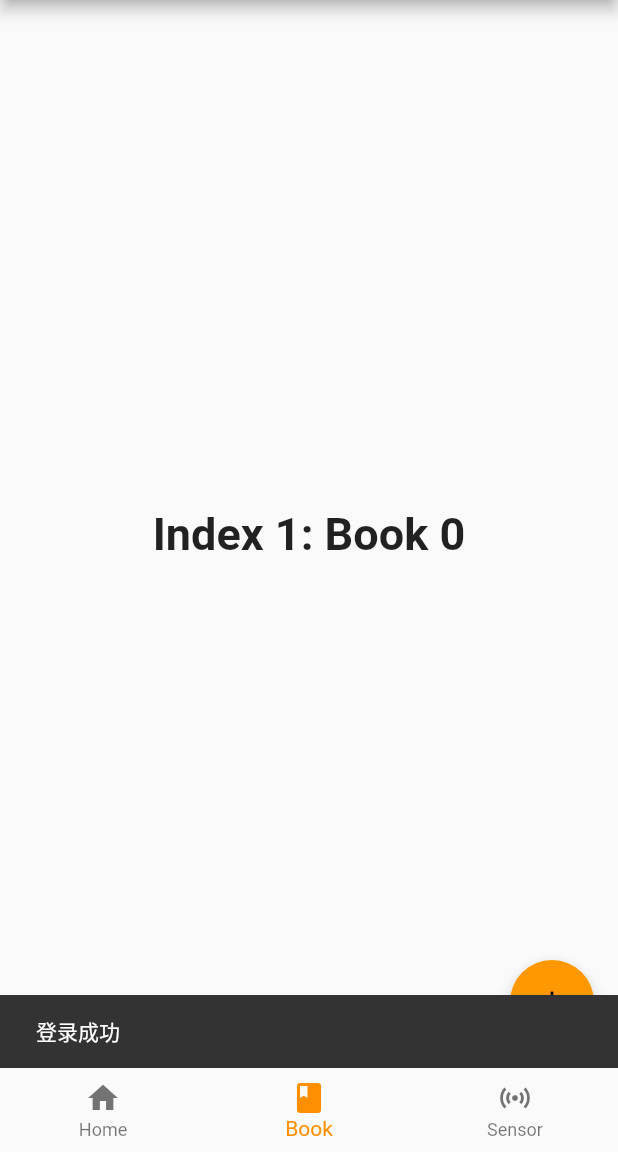
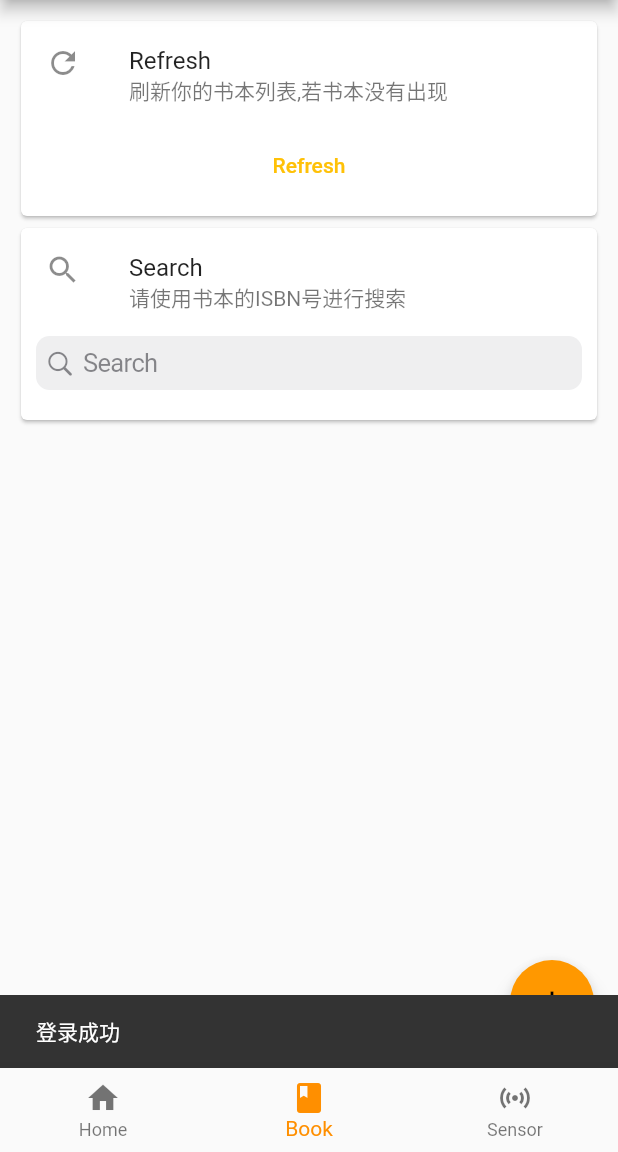
Before and after one commit to Wh0rigin/GraduationProject-Android, a Flutter app: the NavFrame screen opened directly with empty values, item 2 of the bottom bar chosen, on a phone screen of 412 x 824 dp, the part 84-1236 px from its top. Run offline on Flutter 3.47's test engine with Material 2 defaults, Android fonts, the phone set to English and light mode, and no system bars; our stand-ins replace dio, flutter_login, get, yaml.

Commit message:
book page init

```diff
--- a/lib/api/AuthApi.dart
+++ b/lib/api/AuthApi.dart
@@ -26,7 +26,8 @@ class AuthApi {
       'telephone': telephone,
       'password': password,
     });
-    print("Post->http://${Configs.host}:${Configs.port}/api/auth/register");
+    debugPrint(
+        "Post->http://${Configs.host}:${Configs.port}/api/auth/register");
     response = await Dio().post(
         'http://${Configs.host}:${Configs.port}/api/auth/register',
         data: formData);
--- /dev/null
+++ b/lib/api/BookApi.dart
@@ -0,0 +1,20 @@
+import 'package:flutter/material.dart';
+import 'package:dio/dio.dart';
+
+import '../config/Configs.dart';
+
+class BookApi {
+  static Future<Response> getBookByIsbn(String isbn, String token) async {
+    debugPrint(
+        "Get->http://${Configs.host}:${Configs.port}/api/book/select/isbn/$isbn");
+    Response response;
+    response = await Dio().get(
+        "http://${Configs.host}:${Configs.port}/api/book/select/isbn/$isbn",
+        options: Options(headers: {
+          'Content-Type': 'application/json',
+          'Accept': 'application/json',
+          'Authorization': 'Bearer $token',
+        }));
+    return response;
+  }
+}
--- /dev/null
+++ b/lib/components/BookSearchCard.dart
@@ -0,0 +1,49 @@
+import 'package:flutter/cupertino.dart';
+import 'package:flutter/material.dart';
+
+import '../api/BookApi.dart';
+
+class BookSearchCard extends StatefulWidget {
+  const BookSearchCard(
+      {super.key, required this.fieldValue, required this.token});
+  final ValueChanged<String> fieldValue;
+  final String token;
+
+  @override
+  State<BookSearchCard> createState() => _BookSearchCardState();
+}
+
+class _BookSearchCardState extends State<BookSearchCard> {
+  String searchText = "";
+  @override
+  Widget build(BuildContext context) {
+    return Center(
+      child: Card(
+        child: Column(
+          mainAxisSize: MainAxisSize.min,
+          children: [
+            const ListTile(
+              leading: Icon(Icons.search),
+              title: Text('Search'),
+              subtitle: Text('请使用书本的ISBN号进行搜索'),
+            ),
+            // container
+            Padding(
+                padding: const EdgeInsets.fromLTRB(10, 0, 10, 10),
+                child: CupertinoSearchTextField(onChanged: (value) async {
+                  searchText = value;
+                  await BookApi.getBookByIsbn(searchText, widget.token)
+                      .then((value) {
+                    debugPrint(value.data);
+                  });
+                })),
+
+            const SizedBox(
+              height: 10,
+            )
+          ],
+        ),
+      ),
+    );
+  }
+}
--- a/lib/components/RefreshCard.dart
+++ b/lib/components/RefreshCard.dart
@@ -1,7 +1,9 @@
 import 'package:flutter/material.dart';
 
 class RefreshCard extends StatefulWidget {
-  const RefreshCard({super.key});
+  const RefreshCard({super.key, required this.name});
+
+  final String name;
 
   @override
   State<RefreshCard> createState() => _RefreshCardState();
@@ -15,10 +17,10 @@ class _RefreshCardState extends State<RefreshCard> {
         child: Column(
           mainAxisSize: MainAxisSize.min,
           children: [
-            const ListTile(
-              leading: Icon(Icons.refresh_outlined),
-              title: Text('Refresh'),
-              subtitle: Text('刷新你的设备列表,若设备没有出现'),
+            ListTile(
+              leading: const Icon(Icons.refresh_outlined),
+              title: const Text('Refresh'),
+              subtitle: Text('刷新你的${widget.name}列表,若${widget.name}没有出现'),
             ),
             TextButton(
               child: const Text(
--- a/lib/frames/NavFrame.dart
+++ b/lib/frames/NavFrame.dart
@@ -39,9 +39,9 @@ class _NavFrameState extends State<NavFrame> {
 
   @override
   Widget build(BuildContext context) {
-    debugPrint("FavFrmae reflush");
+    // debugPrint("FavFrmae reflush");
     final detail = Get.arguments as Map;
-    debugPrint("detail:$detail");
+    // debugPrint("detail:$detail");
     return Scaffold(
       appBar: AppBar(
         title: const Text(_title),
@@ -53,7 +53,9 @@ class _NavFrameState extends State<NavFrame> {
       body: Center(
         child: <Widget>[
           HomePage(name: detail["data"]["username"].toString()),
-          const BookPage(),
+          BookPage(
+            token: detail["data"]["AccessToken"],
+          ),
           SensorPage(
             token: detail["data"]["AccessToken"],
           ),
--- a/lib/pages/main/BookPage.dart
+++ b/lib/pages/main/BookPage.dart
@@ -1,8 +1,10 @@
 import 'package:flutter/material.dart';
+import 'package:graduation_project/components/RefreshCard.dart';
+import 'package:graduation_project/components/BookSearchCard.dart';
 
 class BookPage extends StatefulWidget {
-  const BookPage({super.key});
-
+  const BookPage({super.key, required this.token});
+  final String token;
   @override
   State<BookPage> createState() => _BookPageState();
 }
@@ -11,6 +13,8 @@ class _BookPageState extends State<BookPage> {
   static int count = 0;
   static const TextStyle optionStyle =
       TextStyle(fontSize: 30, fontWeight: FontWeight.bold);
+  String text = '';
+  static var widegts = <Widget>[];
 
   void _onPressed() {
     setState(() {
@@ -21,10 +25,33 @@ class _BookPageState extends State<BookPage> {
   }
 
   @override
+  void initState() {
+    super.initState();
+    if (widegts.isEmpty) {
+      widegts.addAll([
+        const RefreshCard(
+          name: "书本",
+        ),
+        BookSearchCard(
+          fieldValue: (String value) {
+            setState(() {
+              text = value;
+            });
+          },
+          token: widget.token,
+        )
+      ]);
+    }
+  }
+
+  @override
   Widget build(BuildContext context) {
     return Scaffold(
-        body: Center(
-          child: Text('Index 1: Book $count', style: optionStyle),
+        body: Padding(
+          padding: const EdgeInsets.all(10),
+          child: ListView(
+            children: widegts,
+          ),
         ),
         floatingActionButton: FloatingActionButton(
           onPressed: _onPressed,
```
Also changed, not shown: lib/api/ActuatorApi.dart (added, +27 -0 lines), lib/components/ActuatorCard.dart (+42 -8 lines), lib/components/BasicCard.dart (added, +32 -0 lines), lib/pages/main/SensorPage.dart (+16 -11 lines).
